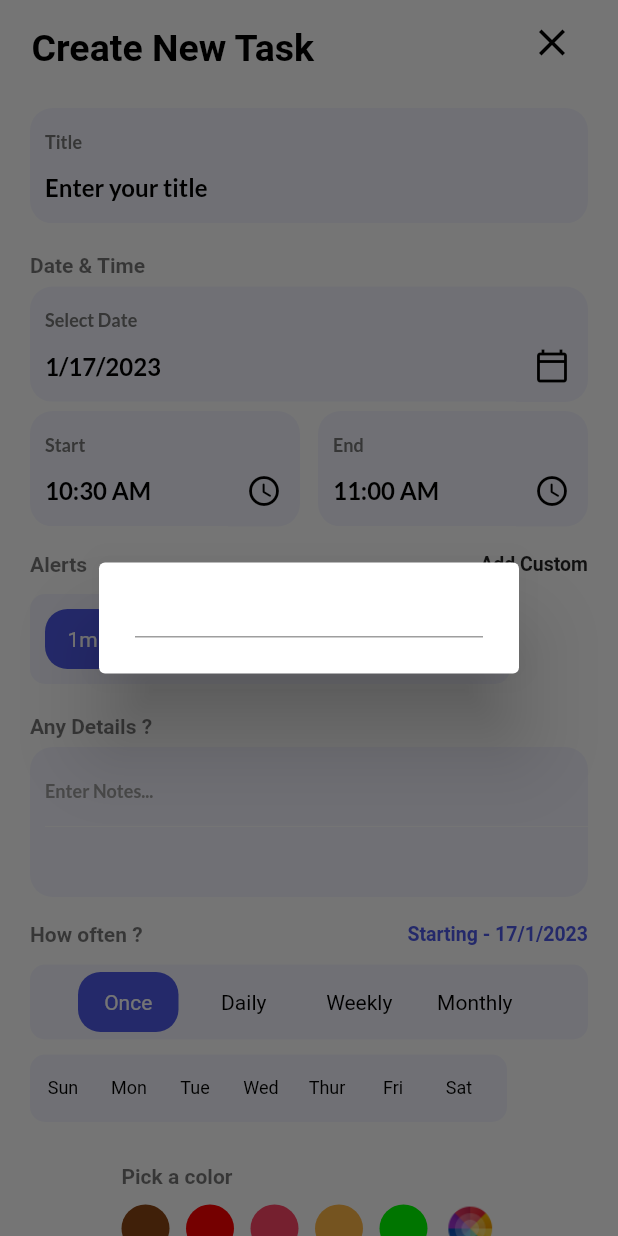
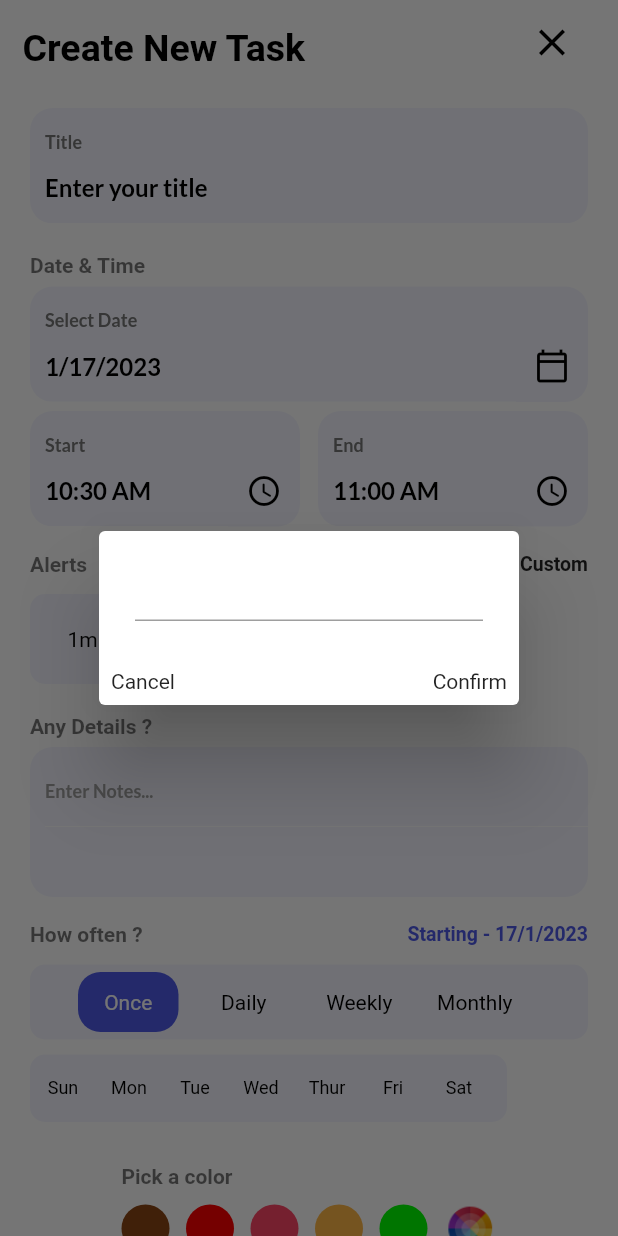
Before and after one commit to sooraj671/scheduler, a Flutter app: the AddTaskPage screen opened directly, after a tap on "Add Custom", on a phone screen of 412 x 824 dp. Run offline on Flutter 3.47's test engine with Material 2 defaults, Android fonts, the phone set to English and light mode, and no system bars; our stand-ins replace date_picker_timeline, datetime_picker_formfield_new, flutter_colorpicker, flutter_local_notifications, flutter_staggered_animations, get and 4 more; missing offline and left inert: flutter_color_picker_wheel; accounts and stored records are empty.

Commit message:
theme done

```diff
--- a/lib/ui/add_task_bar.dart
+++ b/lib/ui/add_task_bar.dart
@@ -21,6 +21,9 @@ late Color selectedCol;
 Color addtaskcol = primaryClr;
 int selectedcolIndex = -1;
 int customcolor = 0;
+int selectedalertIndex = -1;
+
+List<int> alertList = [1, 3, 5, 8];
 
 class AddTaskPage extends StatefulWidget {
   const AddTaskPage({Key? key}) : super(key: key);
@@ -40,12 +43,12 @@ class _AddTaskPageState extends State<AddTaskPage> {
   // TimeOfDay _startTime = TimeOfDay(
   //     hour: int.parse(s.split(":")[0]), minute: int.parse(s.split(":")[1]));
 
-  List<bool> _list = [true, false, false, false, false];
-
   DateTime _selectedDate = DateTime.now();
   get selectedDates {
     return DateFormat.yMMMd().format(_selectedDate);
   }
+
+  final myController = TextEditingController();
 
   String endTime = DateFormat("hh:mm a")
       .format(DateTime.now().add(const Duration(minutes: 30)))
@@ -57,37 +60,9 @@ class _AddTaskPageState extends State<AddTaskPage> {
     return TimeOfDay.fromDateTime(format.parse(tod));
   }
 
-  List<int> remindList = [
-    5,
-    10,
-    15,
-    20,
-    30,
-    45,
-    60,
-  ];
   String _selectedRepeat = "None";
-  List<String> repeatList = ["Once", "Daily", "Weekly", "Monthly"];
-  List<String> alertList = [
-    "1m",
-    "3m",
-    "5m",
-    "8m",
-    "10m",
-  ];
+
   int _selectedColor = 0;
-
-  // String _selectedRepeat = "None";
-  List<String> dayList = [
-    "Sun",
-    "Mon",
-    "Tue",
-    "Wed",
-    "Thur",
-    "Fri",
-    "Sat",
-  ];
-  final List<bool> _selected = List.generate(5, (i) => false);
 
   @override
   Widget build(BuildContext context) {
@@ -110,19 +85,19 @@ class _AddTaskPageState extends State<AddTaskPage> {
                 const SizedBox(
                   height: 20,
                 ),
-                const Text(
+                Text(
                   "Date & Time",
                   style: TextStyle(
                     fontWeight: FontWeight.bold,
-                    color: Colors.black54,
+                    color: Get.isDarkMode ? Colors.white : Colors.black54,
                   ),
                 ),
                 MyInputField(
                   title: "Select Date",
                   hint: DateFormat.yMd().format(_selectedDate),
                   widget: IconButton(
-                    icon: const Icon(Icons.calendar_today_outlined,
-                        color: Colors.black),
+                    icon: Icon(Icons.calendar_today_outlined,
+                        color: Get.isDarkMode ? Colors.white : Colors.black),
                     onPressed: () {
                       _getDateFromUser();
                     },
@@ -135,13 +110,13 @@ class _AddTaskPageState extends State<AddTaskPage> {
                         title: "Start",
                         hint: startTime,
                         widget: IconButton(
-                          color: Colors.black,
+                          color: Get.isDarkMode ? Colors.white : Colors.black,
                           onPressed: () {
                             _getTimeFromUser(isStartTime: true);
                           },
-                          icon: const Icon(
+                          icon: Icon(
                             Icons.access_time_rounded,
-                            color: Colors.black,
+                            color: Get.isDarkMode ? Colors.white : Colors.black,
                           ),
                         ),
                       ),
@@ -157,9 +132,9 @@ class _AddTaskPageState extends State<AddTaskPage> {
                           onPressed: () {
                             _getTimeFromUser(isStartTime: false);
                           },
-                          icon: const Icon(
+                          icon: Icon(
                             Icons.access_time_rounded,
-                            color: Colors.black,
+                            color: Get.isDarkMode ? Colors.white : Colors.black,
                           ),
                         ),
                       ),
@@ -178,8 +153,8 @@ class _AddTaskPageState extends State<AddTaskPage> {
                         "Alerts",
                         style: TextStyle(
                             fontWeight: FontWeight.bold,
-                          color: Colors.black54,
-                        ),
+                            color:
+                                Get.isDarkMode ? Colors.white : Colors.black54),
                       ),
                       Spacer(),
                       InkWell(
@@ -188,11 +163,35 @@ class _AddTaskPageState extends State<AddTaskPage> {
                               context: context,
                               builder: (context) {
                                 return AlertDialog(
+                                  actions: [
+                                    Row(
+                                      children: [
+                                        InkWell(
+                                          onTap: () => Get.back(),
+                                          child: Text("Cancel"),
+                                        ),
+                                        Spacer(),
+                                        InkWell(
+                                          onTap: () {
+                                            setState(() {
+                                              alertList.add(
+                                                  int.parse(myController.text));
+                                              selectedalertIndex = 4;
+
+                                              Get.back();
+                                            });
+                                          },
+                                          child: Text("Confirm"),
+                                        ),
+                                      ],
+                                    )
+                                  ],
                                   content: Container(
-                                    height: 30,
+                                    height: 40,
                                     width: 10,
                                     child: TextField(
                                       keyboardType: TextInputType.number,
+                                      controller: myController,
                                     ),
                                   ),
                                 );
@@ -201,7 +200,8 @@ class _AddTaskPageState extends State<AddTaskPage> {
                         child: Text(
                           "Add Custom",
                           style: TextStyle(
-                            color: Colors.black87,
+                            color:
+                                Get.isDarkMode ? Colors.white : Colors.black87,
                             fontWeight: FontWeight.bold,
                             fontSize: 13,
                           ),
@@ -227,11 +227,11 @@ class _AddTaskPageState extends State<AddTaskPage> {
                 const SizedBox(
                   height: 20,
                 ),
-                const Text(
+                Text(
                   "Any Details ?",
                   style: TextStyle(
                     fontWeight: FontWeight.bold,
-                    color: Colors.black54,
+                    color: Get.isDarkMode ? Colors.white : Colors.black54,
                   ),
                 ),
                 NoteField(
@@ -250,7 +250,7 @@ class _AddTaskPageState extends State<AddTaskPage> {
                         "How often ?",
                         style: TextStyle(
                           fontWeight: FontWeight.bold,
-                          color: Colors.black54,
+                          color: Get.isDarkMode ? Colors.white : Colors.black54,
                         ),
                       ),
                       Spacer(),
@@ -350,23 +350,29 @@ class _AddTaskPageState extends State<AddTaskPage> {
 
   _appBar(BuildContext context) {
     return AppBar(
+      automaticallyImplyLeading: false,
       elevation: 0,
       centerTitle: false,
       titleSpacing: 0.0,
       title: Transform(
         // you can forcefully translate values left side using Transform
         transform: Matrix4.translationValues(-35.0, 4.0, 0.0),
-        child: const Text(
+        child: Padding(
+          padding: const EdgeInsets.only(left: 50),
+          child: Text(
             "Create New Task",
             style: TextStyle(
-              color: Colors.black, fontWeight: FontWeight.bold, fontSize: 25),
+                color: Get.isDarkMode ? Colors.white : Colors.black,
+                fontWeight: FontWeight.bold,
+                fontSize: 25),
+          ),
         ),
       ),
       actions: [
         IconButton(
-            icon: const Icon(
+            icon: Icon(
               Icons.close,
-              color: Colors.black,
+              color: Get.isDarkMode ? Colors.white : Colors.black,
               size: 30,
             ),
             onPressed: () {
@@ -433,40 +439,39 @@ class alerttimeselect extends StatefulWidget {
   _alerttimeselectState createState() => _alerttimeselectState();
 }
 
-List<String> alertList = [
-  "1m",
-  "3m",
-  "5m",
-  "8m",
-  "10m",
-];
-
 class _alerttimeselectState extends State<alerttimeselect> {
-  int selectedIndex = 0;
-
   @override
   Widget build(BuildContext context) {
-    return Wrap(
-      children: List.generate(5, (index) {
+    return SingleChildScrollView(
+      scrollDirection: Axis.horizontal,
+      child: Wrap(
+        children: List.generate(alertList.length, (index) {
           return InkWell(
             onTap: () {
               setState(() {
-              selectedIndex = index;
-              alertbefore = selectedIndex;
+                selectedalertIndex = index;
+                alertbefore = alertList[selectedalertIndex];
+                print(alertbefore);
               });
             },
             child: Container(
               margin: const EdgeInsets.only(right: 10),
               child: AppButton(
-              color: selectedIndex == index ? Colors.white : Colors.black,
-              backgroundColor:
-                  selectedIndex == index ? primaryClr : Colors.transparent,
+                color: selectedalertIndex == index
+                    ? Colors.white
+                    : Get.isDarkMode
+                        ? Colors.white
+                        : Colors.black,
+                backgroundColor: selectedalertIndex == index
+                    ? primaryClr
+                    : Colors.transparent,
                 size: 50,
-              text: alertList[index],
+                text: "${alertList[index]}m",
               ),
             ),
           );
         }),
+      ),
     );
   }
 }
@@ -506,8 +511,11 @@ class _howOftenState extends State<howOften> {
               child: Container(
                 margin: const EdgeInsets.only(right: 10),
                 child: AppButton(
-                  color:
-                      selectedweekIndex == index ? Colors.white : Colors.black,
+                  color: selectedweekIndex == index
+                      ? Colors.white
+                      : Get.isDarkMode
+                          ? Colors.white
+                          : Colors.black,
                   backgroundColor: selectedweekIndex == index
                       ? primaryClr
                       : Colors.transparent,
@@ -685,6 +693,8 @@ class _weelSelectState extends State<weelSelect> {
                     child: SmallAppButton(
                       color: selectedIndex.contains(index)
                           ? Colors.white
+                          : Get.isDarkMode
+                              ? Colors.white
                               : Colors.black,
                       backgroundColor: selectedIndex.contains(index)
                           ? primaryClr
@@ -701,6 +711,8 @@ class _weelSelectState extends State<weelSelect> {
                     },
                     child: SmallAppButton(
                       color: selectedIndex.contains(index)
+                          ? Colors.white
+                          : Get.isDarkMode
                               ? Colors.white
                               : Colors.black,
                       backgroundColor: selectedIndex.contains(index)
@@ -774,11 +786,11 @@ class _colorPalleteState extends State<colorPallete> {
         const SizedBox(
           height: 20,
         ),
-        const Text(
+        Text(
           "Pick a color",
           style: TextStyle(
             fontWeight: FontWeight.bold,
-            color: Colors.black54,
+            color: Get.isDarkMode ? Colors.white : Colors.black54,
           ),
         ),
         const SizedBox(
--- a/lib/ui/home_page.dart
+++ b/lib/ui/home_page.dart
@@ -397,7 +397,7 @@ class _HomePageState extends State<HomePage> {
               Text(
                 "Welcome",
                 style: TextStyle(
-                    color: Colors.black87,
+                    color: Get.isDarkMode ? Colors.white : Colors.black87,
                     fontWeight: FontWeight.bold,
                     fontSize: 22),
               ),
@@ -409,6 +409,7 @@ class _HomePageState extends State<HomePage> {
             onTap: () {
               setState(() {
                 ThemeService().switchTheme();
+
                 left = left != 50 ? 50 : 10;
               });
             },
--- a/lib/ui/theme.dart
+++ b/lib/ui/theme.dart
@@ -15,6 +15,8 @@ const Color white = Color(0xFFffffff);
 const primaryClr = bluishClr;
 const Color darkGreyClr = Color(0xFF121212);
 const Color darkHeaderClr = Color(0xFF424242);
+
+Color customtextthemecolor = Colors.black;
 
 class Themes {
   static final light = ThemeData.light().copyWith(
```
Lines whose indentation alone changed are shown as unchanged.
